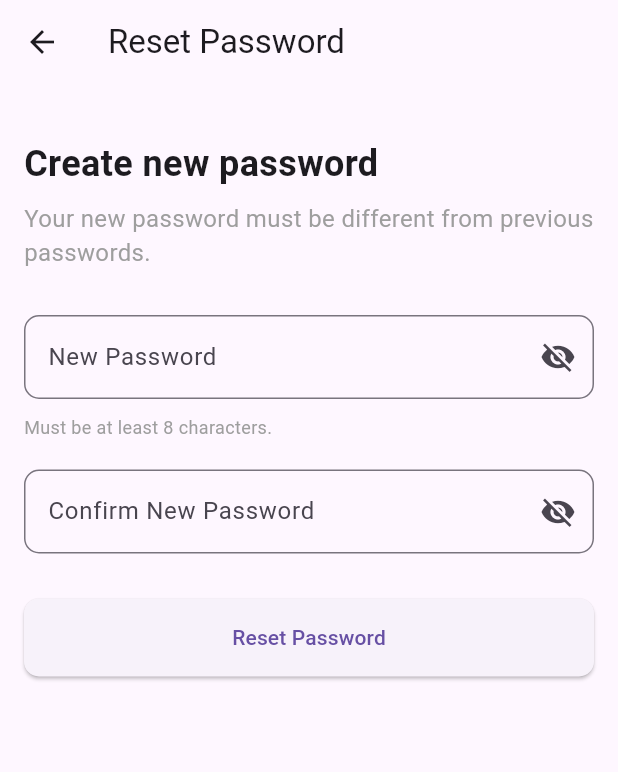
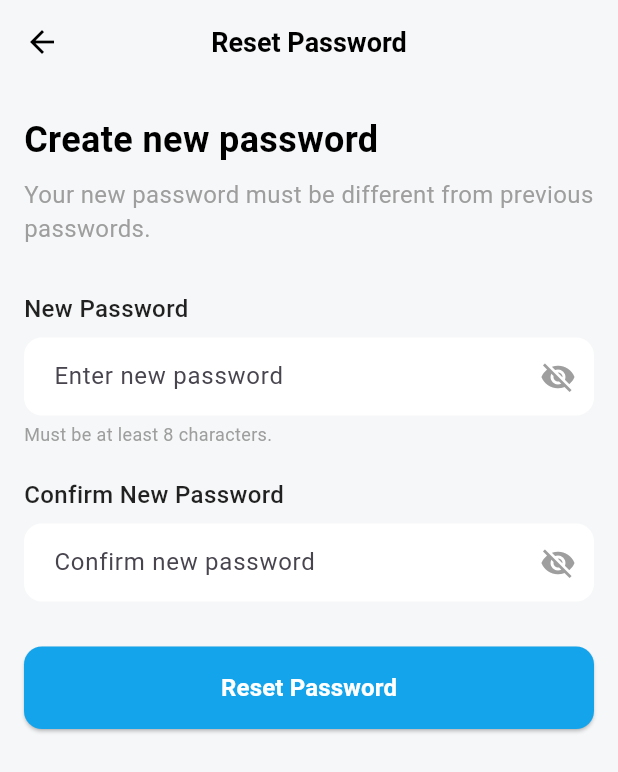
Before and after one commit to aymanSalahA/deal_wise, a Flutter app: the screen it shows after launch, on a phone screen of 412 x 824 dp. Shown: the top 772 px of the screen. Run offline on Flutter 3.47's test engine with Material 3 defaults, Android fonts, the phone set to English and light mode, and no system bars; our stand-ins replace flutter_bloc.

Commit message:
Reset password initial with initial cubit

```diff
--- /dev/null
+++ b/lib/features/auth/presentation/cubit/reset_password_cubit.dart
@@ -0,0 +1,19 @@
+import 'package:flutter_bloc/flutter_bloc.dart';
+
+// Cubit for New Password visibility
+class NewPasswordVisibilityCubit extends Cubit<bool> {
+  NewPasswordVisibilityCubit() : super(true); // true = obscured
+
+  void toggleVisibility() {
+    emit(!state);
+  }
+}
+
+// Cubit for Confirm Password visibility
+class ConfirmPasswordVisibilityCubit extends Cubit<bool> {
+  ConfirmPasswordVisibilityCubit() : super(true); // true = obscured
+
+  void toggleVisibility() {
+    emit(!state);
+  }
+}
--- a/lib/features/auth/presentation/screens/reset_password.dart
+++ b/lib/features/auth/presentation/screens/reset_password.dart
@@ -1,70 +1,54 @@
 import 'package:flutter/material.dart';
-import 'package:dio/dio.dart';
+import 'package:flutter_bloc/flutter_bloc.dart';
+import '../cubit/reset_password_cubit.dart';
 
 class ResetPasswordScreen extends StatelessWidget {
-  ResetPasswordScreen({super.key});
-
   final TextEditingController _newPasswordController = TextEditingController();
   final TextEditingController _confirmPasswordController =
       TextEditingController();
-  final Dio _dio = Dio();
 
-  Future<void> _resetPassword(BuildContext context) async {
-    if (_newPasswordController.text != _confirmPasswordController.text) {
-      ScaffoldMessenger.of(
-        context,
-      ).showSnackBar(const SnackBar(content: Text("Passwords do not match.")));
-      return;
-    }
-
-    try {
-      final response = await _dio.post(
-        'https://accessories-eshop.runasp.net/api/auth/reset-password',
-        data: {
-          'newPassword': _newPasswordController.text,
-          // Add other required fields (e.g., token, email) if needed
-        },
-      );
-
-      if (response.statusCode == 200) {
-        ScaffoldMessenger.of(context).showSnackBar(
-          const SnackBar(content: Text("Password reset successfully!")),
-        );
-        // Navigate to login or home screen
-      } else {
-        ScaffoldMessenger.of(context).showSnackBar(
-          SnackBar(content: Text("Failed to reset password: ${response.data}")),
-        );
-      }
-    } catch (e) {
-      ScaffoldMessenger.of(
-        context,
-      ).showSnackBar(SnackBar(content: Text("Error: $e")));
-    }
-  }
+  ResetPasswordScreen({super.key});
 
   @override
   Widget build(BuildContext context) {
-    bool obscureNewPassword = true;
-    bool obscureConfirmPassword = true;
-
-    return Scaffold(
+    return MultiBlocProvider(
+      providers: [
+        BlocProvider(create: (context) => NewPasswordVisibilityCubit()),
+        BlocProvider(create: (context) => ConfirmPasswordVisibilityCubit()),
+      ],
+      child: Scaffold(
+        backgroundColor: const Color(0xFFF6F7F8),
         appBar: AppBar(
+          backgroundColor: const Color(0xFFF6F7F8),
+          elevation: 0,
           leading: IconButton(
-          icon: const Icon(Icons.arrow_back),
+            icon: const Icon(Icons.arrow_back, color: Colors.black),
             onPressed: () => Navigator.of(context).pop(),
           ),
-        title: const Text('Reset Password'),
+          title: const Text(
+            'Reset Password',
+            style: TextStyle(
+              color: Colors.black,
+              fontWeight: FontWeight.bold,
+              fontSize: 18,
             ),
-      body: Padding(
-        padding: const EdgeInsets.all(16.0),
+          ),
+          centerTitle: true,
+        ),
+        body: SingleChildScrollView(
+          child: Padding(
+            padding: const EdgeInsets.symmetric(horizontal: 16.0),
             child: Column(
-          crossAxisAlignment: CrossAxisAlignment.start,
+              crossAxisAlignment: CrossAxisAlignment.stretch,
               children: [
                 const SizedBox(height: 20),
                 const Text(
                   'Create new password',
-              style: TextStyle(fontSize: 24, fontWeight: FontWeight.bold),
+                  style: TextStyle(
+                    fontSize: 24,
+                    fontWeight: FontWeight.bold,
+                    color: Colors.black,
+                  ),
                 ),
                 const SizedBox(height: 8),
                 const Text(
@@ -73,79 +57,133 @@ class ResetPasswordScreen extends StatelessWidget {
                 ),
                 const SizedBox(height: 30),
                 // New Password Field
-            StatefulBuilder(
-              builder: (context, setState) {
-                return TextField(
+                BlocBuilder<NewPasswordVisibilityCubit, bool>(
+                  builder: (context, obscureNewPassword) {
+                    return Column(
+                      crossAxisAlignment: CrossAxisAlignment.start,
+                      children: [
+                        const Text(
+                          'New Password',
+                          style: TextStyle(
+                            fontSize: 16,
+                            fontWeight: FontWeight.w500,
+                            color: Colors.black87,
+                          ),
+                        ),
+                        const SizedBox(height: 8),
+                        TextField(
                           controller: _newPasswordController,
                           obscureText: obscureNewPassword,
                           decoration: InputDecoration(
-                    labelText: 'New Password',
+                            filled: true,
+                            fillColor: Colors.white,
+                            hintText: 'Enter new password',
                             suffixIcon: IconButton(
                               icon: Icon(
                                 obscureNewPassword
                                     ? Icons.visibility_off
                                     : Icons.visibility,
+                                color: Colors.grey,
                               ),
-                      onPressed: () => setState(
-                        () => obscureNewPassword = !obscureNewPassword,
+                              onPressed: () => context
+                                  .read<NewPasswordVisibilityCubit>()
+                                  .toggleVisibility(),
+                            ),
+                            border: OutlineInputBorder(
+                              borderRadius: BorderRadius.circular(12),
+                              borderSide: BorderSide.none,
+                            ),
+                            contentPadding: const EdgeInsets.symmetric(
+                              horizontal: 16,
+                              vertical: 14,
                             ),
                           ),
-                    border: OutlineInputBorder(
-                      borderRadius: BorderRadius.circular(10),
                         ),
-                  ),
-                );
-              },
-            ),
-            const SizedBox(height: 10),
+                        const SizedBox(height: 4),
                         const Text(
                           'Must be at least 8 characters.',
                           style: TextStyle(fontSize: 12, color: Colors.grey),
                         ),
+                      ],
+                    );
+                  },
+                ),
                 const SizedBox(height: 20),
                 // Confirm Password Field
-            StatefulBuilder(
-              builder: (context, setState) {
-                return TextField(
+                BlocBuilder<ConfirmPasswordVisibilityCubit, bool>(
+                  builder: (context, obscureConfirmPassword) {
+                    return Column(
+                      crossAxisAlignment: CrossAxisAlignment.start,
+                      children: [
+                        const Text(
+                          'Confirm New Password',
+                          style: TextStyle(
+                            fontSize: 16,
+                            fontWeight: FontWeight.w500,
+                            color: Colors.black87,
+                          ),
+                        ),
+                        const SizedBox(height: 8),
+                        TextField(
                           controller: _confirmPasswordController,
                           obscureText: obscureConfirmPassword,
                           decoration: InputDecoration(
-                    labelText: 'Confirm New Password',
+                            filled: true,
+                            fillColor: Colors.white,
+                            hintText: 'Confirm new password',
                             suffixIcon: IconButton(
                               icon: Icon(
                                 obscureConfirmPassword
                                     ? Icons.visibility_off
                                     : Icons.visibility,
+                                color: Colors.grey,
                               ),
-                      onPressed: () => setState(
-                        () => obscureConfirmPassword = !obscureConfirmPassword,
+                              onPressed: () => context
+                                  .read<ConfirmPasswordVisibilityCubit>()
+                                  .toggleVisibility(),
+                            ),
+                            border: OutlineInputBorder(
+                              borderRadius: BorderRadius.circular(12),
+                              borderSide: BorderSide.none,
+                            ),
+                            contentPadding: const EdgeInsets.symmetric(
+                              horizontal: 16,
+                              vertical: 14,
                             ),
                           ),
-                    border: OutlineInputBorder(
-                      borderRadius: BorderRadius.circular(10),
                         ),
-                  ),
+                      ],
                     );
                   },
                 ),
                 const SizedBox(height: 30),
                 // Reset Password Button
-            SizedBox(
-              width: double.infinity,
-              child: ElevatedButton(
-                onPressed: () => _resetPassword(context),
+                ElevatedButton(
+                  onPressed: () {
+                    print('\x1B[1;42m Reset Password Pressed \x1B[0m');
+                    //
+                  },
                   style: ElevatedButton.styleFrom(
+                    backgroundColor: const Color(0xFF13A4EC),
                     padding: const EdgeInsets.symmetric(vertical: 16),
                     shape: RoundedRectangleBorder(
-                    borderRadius: BorderRadius.circular(10),
+                      borderRadius: BorderRadius.circular(12),
                     ),
                   ),
-                child: const Text('Reset Password'),
+                  child: const Text(
+                    'Reset Password',
+                    style: TextStyle(
+                      fontSize: 16,
+                      fontWeight: FontWeight.w600,
+                      color: Colors.white,
+                    ),
                   ),
                 ),
               ],
             ),
           ),
+        ),
+      ),
     );
   }
 }
--- a/lib/main.dart
+++ b/lib/main.dart
@@ -1,5 +1,7 @@
 import 'package:flutter/material.dart';
 import 'features/auth/presentation/screens/reset_password.dart';
+import 'features/auth/presentation/screens/dummy_screen.dart';
+import '';
 
 void main() {
   runApp(const MyApp());
@@ -13,12 +15,11 @@ class MyApp extends StatelessWidget {
     return MaterialApp(
       title: 'Deal Wise',
       debugShowCheckedModeBanner: false,
-      // home: Scaffold(body: Center(child: Text("Start Working"))),
-      initialRoute: '/',
+      initialRoute: '/reset-password',
       routes: {
-        '/': (_) => ResetPasswordScreen(),
-        // '/screen-one': (_) => const ScreenOne(),
-        // '/screen-one': (context) => ScreenTwo(),
+        '/': (_) => const DummyScreen(),
+        '/reset-password': (context) => ResetPasswordScreen(),
+        // '/screen-one': (context) => ScreenOne(),
       },
     );
   }
```
Lines whose indentation alone changed are shown as unchanged.
